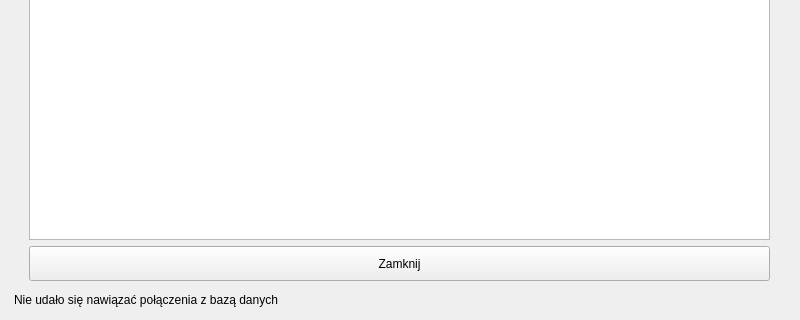
Above: _projectFiles/database.ui from DKrakowczyk/SizesCalc before the change; both pictures show x 0 to 800 and y 180 to 500 of the 800 by 500 pixel window. Below: the same form after it.
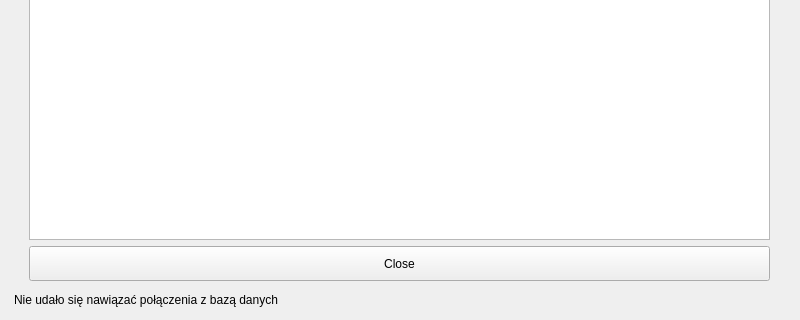
That is the form after the change. Icons and pictures are not drawn.

Patch:
```diff
--- a/_projectFiles/database.ui
+++ b/_projectFiles/database.ui
@@ -1056,7 +1056,7 @@
        </size>
       </property>
       <property name="text">
-       <string>Zamknij</string>
+       <string>Close</string>
       </property>
      </widget>
     </item>
```
Left out of the diff: 2 changed lines with no effect on the pictures.
